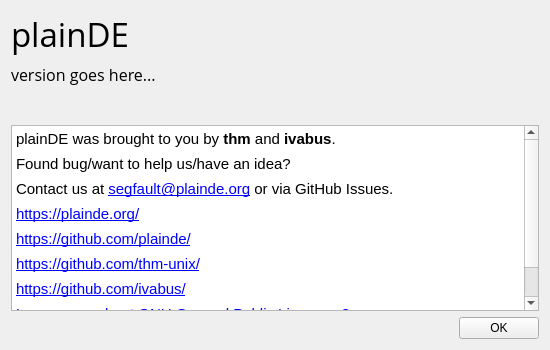
Before: the Qt Designer form about.ui in plainDE/plainAbout, drawn with Qt 5.
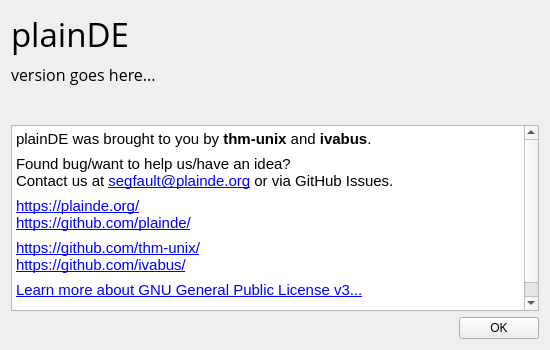
After: the same form once the commit is applied. Icons and pictures are not drawn.

```diff
--- a/about.ui
+++ b/about.ui
@@ -103,13 +103,10 @@
 p, li { white-space: pre-wrap; }
 hr { height: 1px; border-width: 0; }
 &lt;/style&gt;&lt;/head&gt;&lt;body style=&quot; font-family:'Cantarell'; font-size:11pt; font-weight:400; font-style:normal;&quot;&gt;
-&lt;p style=&quot; margin-top:7px; margin-bottom:7px; margin-left:0px; margin-right:0px; -qt-block-indent:0; text-indent:0px;&quot;&gt;plainDE was brought to you by &lt;span style=&quot; font-weight:700;&quot;&gt;thm&lt;/span&gt; and &lt;span style=&quot; font-weight:700;&quot;&gt;ivabus&lt;/span&gt;.&lt;/p&gt;
-&lt;p style=&quot; margin-top:7px; margin-bottom:7px; margin-left:0px; margin-right:0px; -qt-block-indent:0; text-indent:0px;&quot;&gt;Found bug/want to help us/have an idea?&lt;/p&gt;
-&lt;p style=&quot; margin-top:7px; margin-bottom:7px; margin-left:0px; margin-right:0px; -qt-block-indent:0; text-indent:0px;&quot;&gt;Contact us at &lt;a href=&quot;mailto:segfault@plainde.org&quot;&gt;&lt;span style=&quot; text-decoration: underline; color:#0000ff;&quot;&gt;segfault@plainde.org&lt;/span&gt;&lt;/a&gt; or via GitHub Issues.&lt;/p&gt;
-&lt;p style=&quot; margin-top:7px; margin-bottom:7px; margin-left:0px; margin-right:0px; -qt-block-indent:0; text-indent:0px;&quot;&gt;&lt;a href=&quot;https://plainde.org/&quot;&gt;&lt;span style=&quot; text-decoration: underline; color:#0000ff;&quot;&gt;https://plainde.org/&lt;/span&gt;&lt;/a&gt;&lt;/p&gt;
-&lt;p style=&quot; margin-top:7px; margin-bottom:7px; margin-left:0px; margin-right:0px; -qt-block-indent:0; text-indent:0px;&quot;&gt;&lt;a href=&quot;https://github.com/plainde/&quot;&gt;&lt;span style=&quot; text-decoration: underline; color:#0000ff;&quot;&gt;https://github.com/plainde/&lt;/span&gt;&lt;/a&gt;&lt;/p&gt;
-&lt;p style=&quot; margin-top:7px; margin-bottom:7px; margin-left:0px; margin-right:0px; -qt-block-indent:0; text-indent:0px;&quot;&gt;&lt;a href=&quot;https://github.com/thm-unix/&quot;&gt;&lt;span style=&quot; text-decoration: underline; color:#0000ff;&quot;&gt;https://github.com/thm-unix/&lt;/span&gt;&lt;/a&gt;&lt;/p&gt;
-&lt;p style=&quot; margin-top:7px; margin-bottom:7px; margin-left:0px; margin-right:0px; -qt-block-indent:0; text-indent:0px;&quot;&gt;&lt;a href=&quot;https://github.com/ivabus/&quot;&gt;&lt;span style=&quot; text-decoration: underline; color:#0000ff;&quot;&gt;https://github.com/ivabus/&lt;/span&gt;&lt;/a&gt;&lt;/p&gt;
+&lt;p style=&quot; margin-top:7px; margin-bottom:7px; margin-left:0px; margin-right:0px; -qt-block-indent:0; text-indent:0px;&quot;&gt;plainDE was brought to you by &lt;span style=&quot; font-weight:700;&quot;&gt;thm-unix&lt;/span&gt; and &lt;span style=&quot; font-weight:700;&quot;&gt;ivabus&lt;/span&gt;.&lt;/p&gt;
+&lt;p style=&quot; margin-top:7px; margin-bottom:7px; margin-left:0px; margin-right:0px; -qt-block-indent:0; text-indent:0px;&quot;&gt;Found bug/want to help us/have an idea?&lt;br /&gt;Contact us at &lt;a href=&quot;mailto:segfault@plainde.org&quot;&gt;&lt;span style=&quot; text-decoration: underline; color:#0000ff;&quot;&gt;segfault@plainde.org&lt;/span&gt;&lt;/a&gt; or via GitHub Issues.&lt;/p&gt;
+&lt;p style=&quot; margin-top:7px; margin-bottom:7px; margin-left:0px; margin-right:0px; -qt-block-indent:0; text-indent:0px;&quot;&gt;&lt;a href=&quot;https://plainde.org/&quot;&gt;&lt;span style=&quot; text-decoration: underline; color:#0000ff;&quot;&gt;https://plainde.org/&lt;br /&gt;&lt;/span&gt;&lt;/a&gt;&lt;a href=&quot;https://github.com/plainde/&quot;&gt;&lt;span style=&quot; text-decoration: underline; color:#0000ff;&quot;&gt;https://github.com/plainde/&lt;/span&gt;&lt;/a&gt;&lt;/p&gt;
+&lt;p style=&quot; margin-top:7px; margin-bottom:7px; margin-left:0px; margin-right:0px; -qt-block-indent:0; text-indent:0px;&quot;&gt;&lt;a href=&quot;https://github.com/thm-unix/&quot;&gt;&lt;span style=&quot; text-decoration: underline; color:#0000ff;&quot;&gt;https://github.com/thm-unix/&lt;br /&gt;&lt;/span&gt;&lt;/a&gt;&lt;a href=&quot;https://github.com/ivabus/&quot;&gt;&lt;span style=&quot; text-decoration: underline; color:#0000ff;&quot;&gt;https://github.com/ivabus/&lt;/span&gt;&lt;/a&gt;&lt;/p&gt;
 &lt;p style=&quot; margin-top:7px; margin-bottom:7px; margin-left:0px; margin-right:0px; -qt-block-indent:0; text-indent:0px;&quot;&gt;&lt;a href=&quot;https://www.gnu.org/licenses/gpl-3.0.html&quot;&gt;&lt;span style=&quot; text-decoration: underline; color:#0000ff;&quot;&gt;Learn more about GNU General Public License v3...&lt;/span&gt;&lt;/a&gt;&lt;/p&gt;
 &lt;p style=&quot; margin-top:7px; margin-bottom:7px; margin-left:0px; margin-right:0px; -qt-block-indent:0; text-indent:0px;&quot;&gt;2022&lt;/p&gt;&lt;/body&gt;&lt;/html&gt;</string>
      </property>
```
